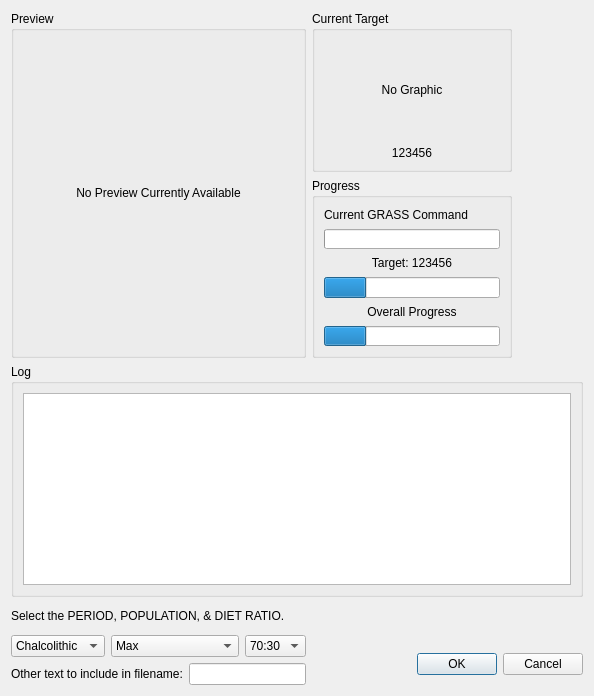
The window that src/ui/lagrassprocessbase.ui (arkygeek/landuseanalyst) describes before a commit, drawn with Qt 5.
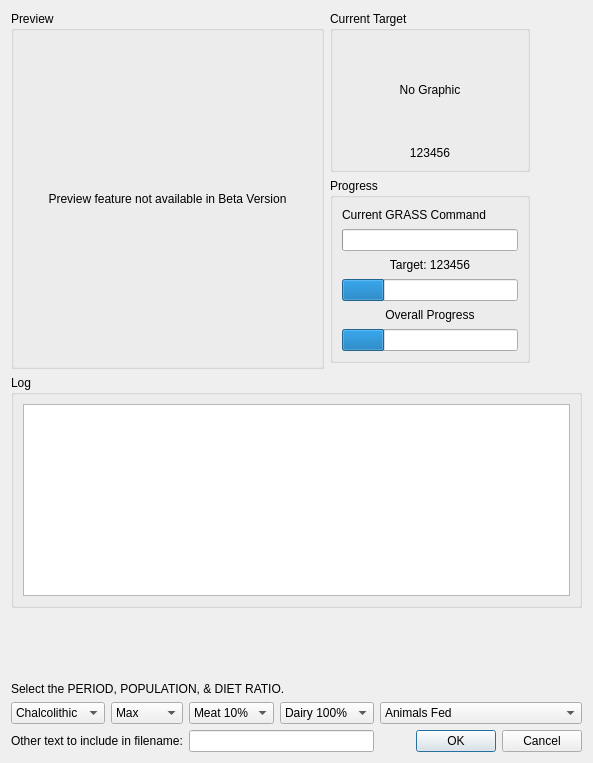
The same window after the commit. Icons and pictures are not drawn.

What changed in the file:
```diff
--- a/src/ui/lagrassprocessbase.ui
+++ b/src/ui/lagrassprocessbase.ui
@@ -5,8 +5,8 @@
    <rect>
     <x>0</x>
     <y>0</y>
-    <width>594</width>
-    <height>696</height>
+    <width>593</width>
+    <height>763</height>
    </rect>
   </property>
   <property name="minimumSize" >
@@ -23,7 +23,7 @@
     <normaloff>:/la_icon_small.png</normaloff>:/la_icon_small.png</iconset>
   </property>
   <layout class="QGridLayout" >
-   <item rowspan="2" row="0" column="0" >
+   <item rowspan="3" row="0" column="0" colspan="4" >
     <widget class="QGroupBox" name="grpPreview" >
      <property name="sizePolicy" >
       <sizepolicy vsizetype="Expanding" hsizetype="Expanding" >
@@ -44,7 +44,7 @@
          </sizepolicy>
         </property>
         <property name="text" >
-         <string>No Preview Currently Available</string>
+         <string>Preview feature not available in Beta Version</string>
         </property>
         <property name="alignment" >
          <set>Qt::AlignCenter</set>
@@ -54,7 +54,7 @@
      </layout>
     </widget>
    </item>
-   <item row="0" column="1" colspan="2" >
+   <item row="0" column="4" colspan="2" >
     <widget class="QGroupBox" name="grpCurrentTarget" >
      <property name="sizePolicy" >
       <sizepolicy vsizetype="Preferred" hsizetype="Fixed" >
@@ -113,7 +113,7 @@
      </layout>
     </widget>
    </item>
-   <item row="1" column="1" colspan="2" >
+   <item row="1" column="4" colspan="2" >
     <widget class="QGroupBox" name="grpProgress" >
      <property name="sizePolicy" >
       <sizepolicy vsizetype="Preferred" hsizetype="Fixed" >
@@ -278,7 +278,7 @@
      </layout>
     </widget>
    </item>
-   <item row="2" column="0" colspan="3" >
+   <item row="3" column="0" colspan="6" >
     <widget class="QGroupBox" name="groupBox_2" >
      <property name="sizePolicy" >
       <sizepolicy vsizetype="Minimum" hsizetype="Expanding" >
@@ -311,16 +311,27 @@
      </layout>
     </widget>
    </item>
-   <item rowspan="2" row="3" column="0" >
-    <layout class="QGridLayout" >
-     <item row="0" column="0" colspan="4" >
+   <item row="4" column="5" >
+    <spacer>
+     <property name="orientation" >
+      <enum>Qt::Vertical</enum>
+     </property>
+     <property name="sizeHint" >
+      <size>
+       <width>20</width>
+       <height>40</height>
+      </size>
+     </property>
+    </spacer>
+   </item>
+   <item row="5" column="0" colspan="6" >
       <widget class="QLabel" name="label_2" >
        <property name="text" >
         <string>Select the PERIOD, POPULATION, &amp; DIET RATIO.</string>
        </property>
       </widget>
      </item>
-     <item row="1" column="0" >
+   <item row="6" column="0" >
       <widget class="QComboBox" name="cbPeriod" >
        <item>
         <property name="text" >
@@ -339,7 +350,7 @@
        </item>
       </widget>
      </item>
-     <item row="1" column="1" colspan="2" >
+   <item row="6" column="1" >
       <widget class="QComboBox" name="cbPopulation" >
        <item>
         <property name="text" >
@@ -353,11 +364,11 @@
        </item>
       </widget>
      </item>
-     <item row="1" column="3" >
+   <item row="6" column="2" >
       <widget class="QComboBox" name="cbDietRatio" >
        <item>
         <property name="text" >
-         <string>70:30</string>
+       <string>Meat 10%</string>
         </property>
        </item>
        <item>
@@ -372,48 +383,53 @@
        </item>
       </widget>
      </item>
-     <item row="2" column="0" colspan="2" >
+   <item row="6" column="3" colspan="2" >
+    <widget class="QComboBox" name="cbDairy" >
+     <item>
+      <property name="text" >
+       <string>Dairy 100%</string>
+      </property>
+     </item>
+     <item>
+      <property name="text" >
+       <string>Dairy 50%</string>
+      </property>
+     </item>
+     <item>
+      <property name="text" >
+       <string>No Dairy</string>
+      </property>
+     </item>
+    </widget>
+   </item>
+   <item row="6" column="5" >
+    <widget class="QComboBox" name="cbAnimalsFed" >
+     <item>
+      <property name="text" >
+       <string>Animals Fed</string>
+      </property>
+     </item>
+     <item>
+      <property name="text" >
+       <string>Animals Not Fed</string>
+      </property>
+     </item>
+    </widget>
+   </item>
+   <item row="7" column="0" colspan="2" >
       <widget class="QLabel" name="label_3" >
        <property name="text" >
         <string>Other text to include in filename:</string>
        </property>
       </widget>
      </item>
-     <item row="2" column="2" colspan="2" >
+   <item row="7" column="2" colspan="3" >
       <widget class="QLineEdit" name="leOtherText" />
      </item>
-    </layout>
-   </item>
-   <item row="3" column="2" >
-    <spacer>
-     <property name="orientation" >
-      <enum>Qt::Vertical</enum>
-     </property>
-     <property name="sizeHint" stdset="0" >
-      <size>
-       <width>20</width>
-       <height>40</height>
-      </size>
-     </property>
-    </spacer>
-   </item>
-   <item row="4" column="1" >
-    <spacer>
-     <property name="orientation" >
-      <enum>Qt::Horizontal</enum>
-     </property>
-     <property name="sizeHint" stdset="0" >
-      <size>
-       <width>24</width>
-       <height>41</height>
-      </size>
-     </property>
-    </spacer>
-   </item>
-   <item row="4" column="2" >
+   <item row="7" column="5" >
     <widget class="QDialogButtonBox" name="buttonBox" >
      <property name="standardButtons" >
-      <set>QDialogButtonBox::Cancel|QDialogButtonBox::Ok</set>
+      <set>QDialogButtonBox::Cancel|QDialogButtonBox::NoButton|QDialogButtonBox::Ok</set>
      </property>
     </widget>
    </item>
```
Left out of the diff: 7 changed lines with no effect on the pictures. Lines whose indentation alone changed are shown as unchanged.
